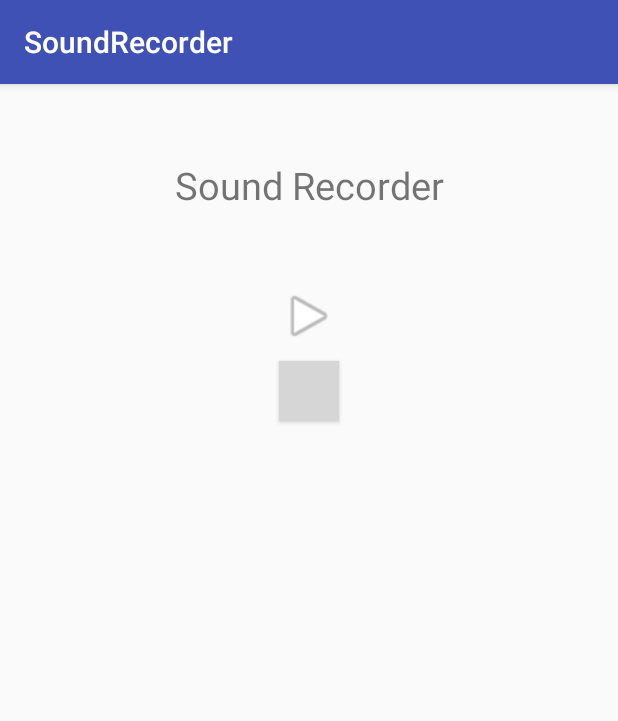
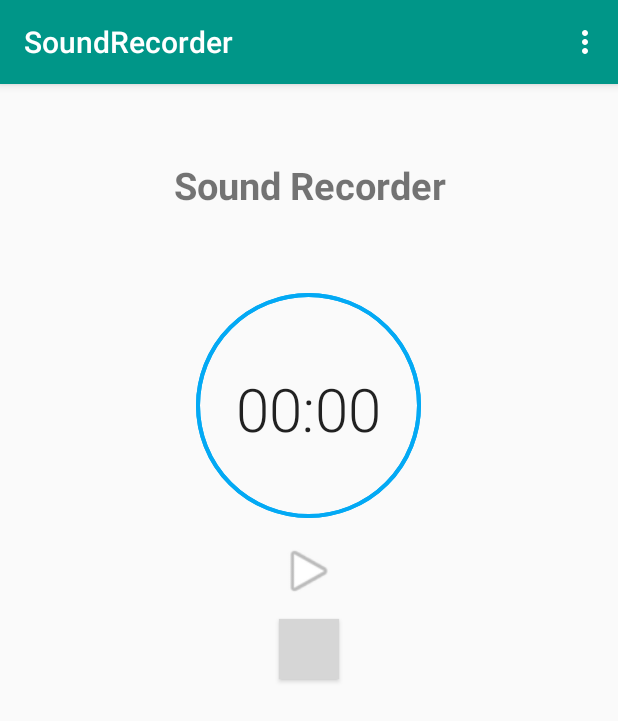
Before and after one commit to zeeshanhussain/SoundRecorder, an Android app: the screen it shows after launch (MainActivity), on a phone screen of 412 x 824 dp. Shown: the top 721 px of the screen. Run offline under Robolectric (Android 15) with nearby library versions, the phone set to English and light mode, and no system bars; grey boxes are pictures that could not be loaded.

Commit message:
update app
*add a timer using chronometer
*update app theme
*add a menu(wip)
*use different names for recording

```diff
--- a/app/build.gradle
+++ b/app/build.gradle
@@ -2,7 +2,7 @@ apply plugin: 'com.android.application'
 
 android {
     compileSdkVersion 24
-    buildToolsVersion "24.0.3"
+    buildToolsVersion "24.0.2"
     defaultConfig {
         applicationId "com.deadlymachine.soundrecorder"
         minSdkVersion 22
--- /dev/null
+++ b/app/src/main/res/drawable/record_progress_bar.xml
@@ -0,0 +1,7 @@
+<?xml version="1.0" encoding="utf-8"?>
+<shape
+    xmlns:android="http://schemas.android.com/apk/res/android"
+    android:shape="oval">
+    <stroke android:width="2.5dp" android:color="@color/wew" />
+    <size android:width="80dp" android:height="80dp"/>
+</shape>
--- /dev/null
+++ b/app/src/main/res/drawable/record_progress_bar_background.xml
@@ -0,0 +1,7 @@
+<?xml version="1.0" encoding="utf-8"?>
+<shape
+    xmlns:android="http://schemas.android.com/apk/res/android"
+    android:shape="oval">
+    <stroke android:width="2.5dp" android:color="@color/wew" />
+    <size android:width="80dp" android:height="80dp"/>
+</shape>
--- a/app/src/main/res/layout/activity_main.xml
+++ b/app/src/main/res/layout/activity_main.xml
@@ -10,8 +10,30 @@
         android:layout_centerHorizontal="true"
         android:layout_marginTop="50dp"
         android:gravity="center"
+        android:textStyle="bold"
         android:text="Sound Recorder"
         android:textSize="25dp" />
+
+    <Chronometer
+        android:layout_width="wrap_content"
+        android:layout_height="wrap_content"
+        android:layout_marginTop="189dp"
+        android:id="@+id/chronometer"
+        android:textSize="40sp"
+        android:fontFamily="sans-serif-light"
+        android:layout_centerHorizontal="true"
+        android:layout_marginBottom="64dp" />
+
+    <ProgressBar
+        style="?android:attr/progressBarStyleHorizontal"
+        android:id="@+id/recordProgressBar"
+        android:layout_width="150dp"
+        android:layout_height="150dp"
+        android:progressDrawable="@drawable/record_progress_bar"
+        android:background="@drawable/record_progress_bar_background"
+        android:layout_marginTop="139dp"
+        android:layout_alignParentTop="true"
+        android:layout_centerHorizontal="true" />
 
     <TextView
         android:id="@+id/recorderStatus"
@@ -19,7 +41,8 @@
         android:layout_height="wrap_content"
         android:layout_below="@id/mainTextView"
         android:layout_centerHorizontal="true"
-        android:layout_marginTop="15dp"
+        android:textStyle="bold"
+        android:layout_marginTop="20dp"
         android:gravity="center"
         android:text="Start"
         android:textSize="15dp"
@@ -31,7 +54,7 @@
         android:layout_height="40dp"
         android:layout_below="@id/mainTextView"
         android:layout_centerHorizontal="true"
-        android:layout_marginTop="50dp"
+        android:layout_marginTop="220dp"
         android:background="@drawable/ic_media_play" />
 
     <Button
@@ -40,7 +63,9 @@
         android:layout_height="40dp"
         android:layout_below="@id/button1"
         android:layout_centerHorizontal="true"
-        android:layout_marginTop="10dp"
+        android:layout_marginTop="12dp"
         android:background="@drawable/ic_media_stop" />
 
+
+
 </RelativeLayout>
--- /dev/null
+++ b/app/src/main/res/menu/menu.xml
@@ -0,0 +1,10 @@
+<menu xmlns:android="http://schemas.android.com/apk/res/android"
+    xmlns:app="http://schemas.android.com/apk/res-auto"
+    xmlns:tools="http://schemas.android.com/tools"
+    tools:context=".MainActivity">
+    <item
+        android:id="@+id/about"
+        android:title="About Developer"
+        android:orderInCategory="100"
+        app:showAsAction="never" />
+   </menu>
--- a/app/src/main/res/values/colors.xml
+++ b/app/src/main/res/values/colors.xml
@@ -1,6 +1,7 @@
 <?xml version="1.0" encoding="utf-8"?>
 <resources>
-    <color name="colorPrimary">#3F51B5</color>
-    <color name="colorPrimaryDark">#303F9F</color>
+    <color name="colorPrimary">#009688</color>
+    <color name="colorPrimaryDark">#00695C</color>
     <color name="colorAccent">#FF4081</color>
+    <color name="wew">#03A9F4</color>
 </resources>
```
Also changed, not shown: app/src/main/java/com/deadlymachine/soundrecorder/MainActivity.java (+68 -2 lines), 1 other file.
